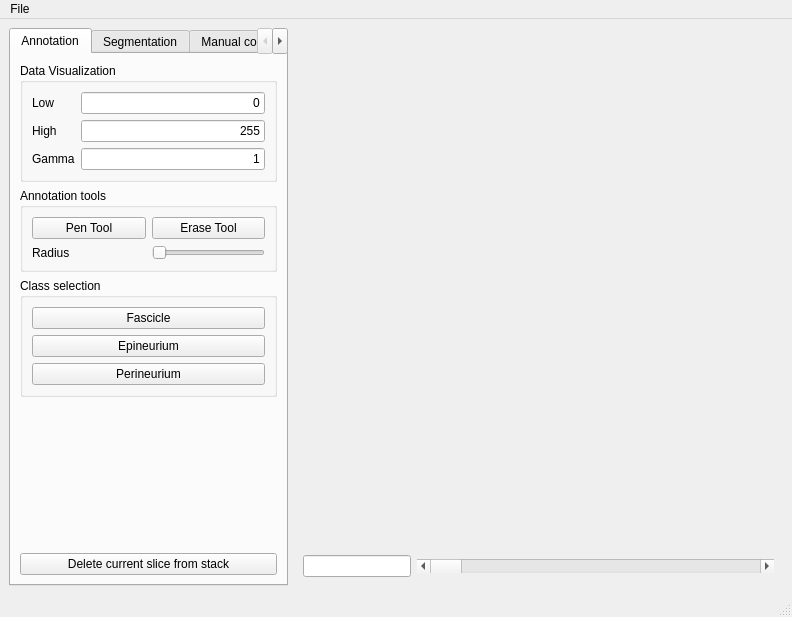
Qt form mainwindow.ui (ckolluru/3D-MUSE-segment) before a commit.
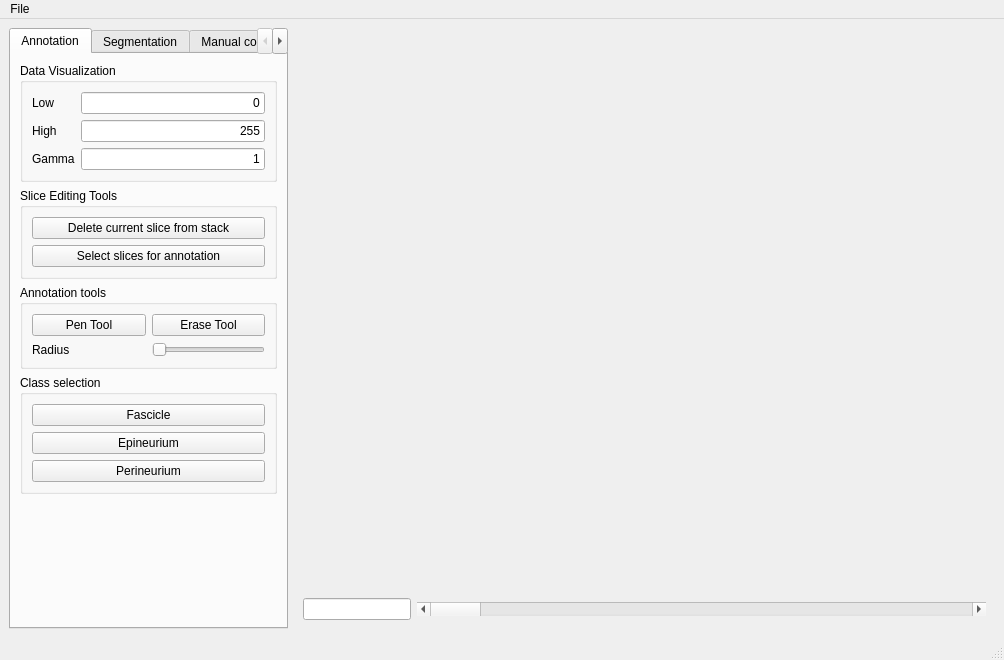
The same form after that commit. Custom widgets are drawn as their Qt base class.

Commit message: Two_tabs, create annotation_stack

Patch:
```diff
--- a/mainwindow.ui
+++ b/mainwindow.ui
@@ -6,8 +6,8 @@
    <rect>
     <x>0</x>
     <y>0</y>
-    <width>792</width>
-    <height>617</height>
+    <width>1004</width>
+    <height>660</height>
    </rect>
   </property>
   <property name="windowTitle">
@@ -94,6 +94,44 @@
           </layout>
          </widget>
         </item>
+        <item>
+         <widget class="QGroupBox" name="sliceEditingBox">
+          <property name="enabled">
+           <bool>true</bool>
+          </property>
+          <property name="minimumSize">
+           <size>
+            <width>20</width>
+            <height>85</height>
+           </size>
+          </property>
+          <property name="maximumSize">
+           <size>
+            <width>16777215</width>
+            <height>16777215</height>
+           </size>
+          </property>
+          <property name="title">
+           <string>Slice Editing Tools</string>
+          </property>
+          <layout class="QVBoxLayout" name="verticalLayout_6">
+           <item>
+            <widget class="QPushButton" name="deleteSliceFromStack">
+             <property name="text">
+              <string>Delete current slice from stack</string>
+             </property>
+            </widget>
+           </item>
+           <item>
+            <widget class="QPushButton" name="pushButton">
+             <property name="text">
+              <string>Select slices for annotation</string>
+             </property>
+            </widget>
+           </item>
+          </layout>
+         </widget>
+        </item>
         <item>
          <widget class="QGroupBox" name="annotationGroupBox">
           <property name="title">
@@ -180,13 +218,6 @@
           </property>
          </spacer>
         </item>
-        <item>
-         <widget class="QPushButton" name="deleteSliceFromStack">
-          <property name="text">
-           <string>Delete current slice from stack</string>
-          </property>
-         </widget>
-        </item>
        </layout>
       </widget>
       <widget class="QWidget" name="Segmentation">
@@ -465,7 +496,7 @@
     <rect>
      <x>0</x>
      <y>0</y>
-     <width>792</width>
+     <width>1004</width>
      <height>21</height>
     </rect>
    </property>
```
Left out of the diff: 94 changed lines with no effect on the pictures. The commit also changes 61 other files.
